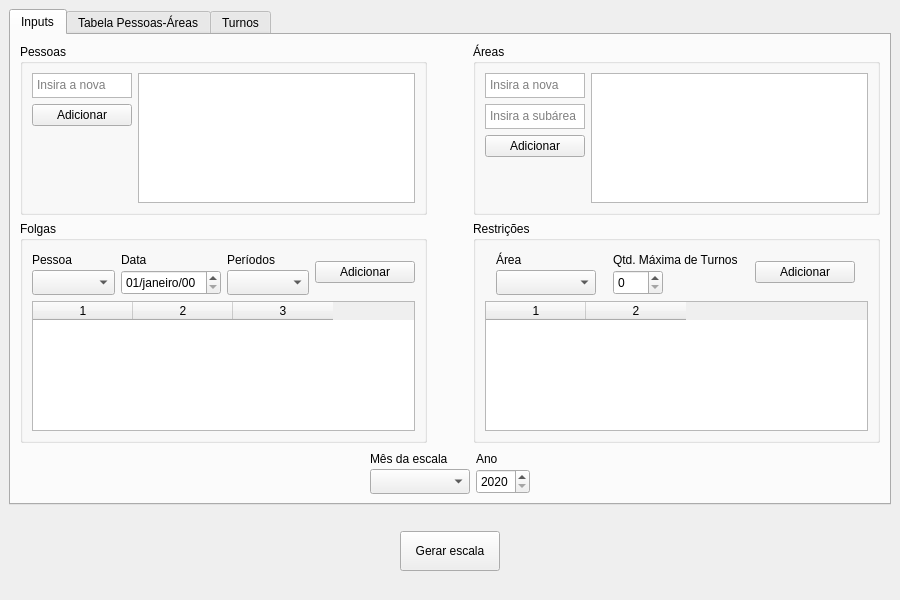
Before: the Qt Designer form src/main_window.ui in brenerrr/distribuidor_escalas_residencia, drawn with Qt 5.
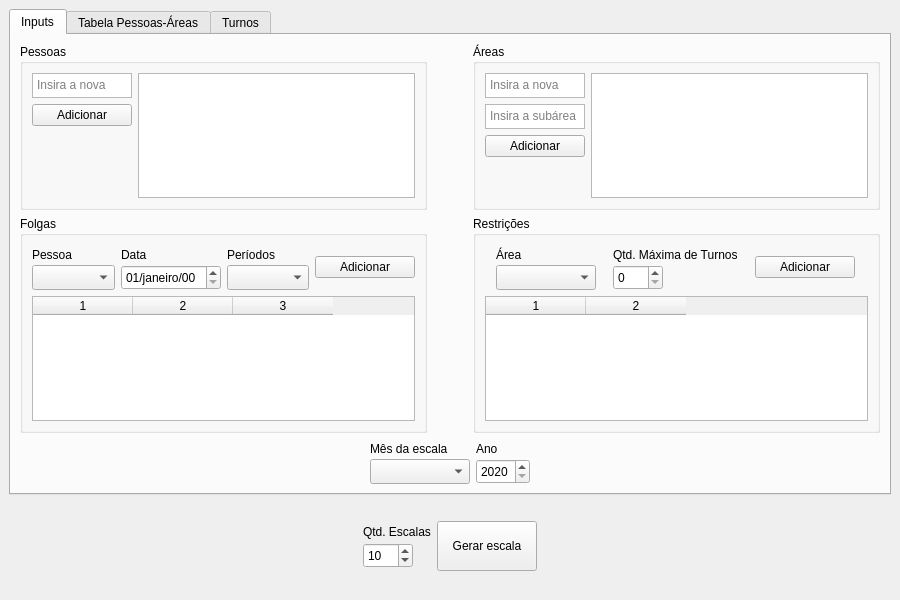
After: the same form once the commit is applied.

Commit message: Added spin box to control the number of generated solutions

Diff of the .ui file:
```diff
--- a/src/main_window.ui
+++ b/src/main_window.ui
@@ -1709,6 +1709,82 @@
     </item>
     <item>
      <layout class="QHBoxLayout" name="horizontalLayout_20">
+      <item>
+       <spacer name="horizontalSpacer_2">
+        <property name="orientation">
+         <enum>Qt::Horizontal</enum>
+        </property>
+        <property name="sizeHint" stdset="0">
+         <size>
+          <width>40</width>
+          <height>20</height>
+         </size>
+        </property>
+       </spacer>
+      </item>
+      <item>
+       <layout class="QVBoxLayout" name="verticalLayout_15">
+        <property name="spacing">
+         <number>0</number>
+        </property>
+        <property name="rightMargin">
+         <number>0</number>
+        </property>
+        <item>
+         <widget class="QLabel" name="label">
+          <property name="sizePolicy">
+           <sizepolicy hsizetype="Preferred" vsizetype="Maximum">
+            <horstretch>0</horstretch>
+            <verstretch>0</verstretch>
+           </sizepolicy>
+          </property>
+          <property name="maximumSize">
+           <size>
+            <width>16777213</width>
+            <height>20</height>
+           </size>
+          </property>
+          <property name="text">
+           <string>Qtd. Escalas</string>
+          </property>
+         </widget>
+        </item>
+        <item>
+         <widget class="QSpinBox" name="sb_nSolutions">
+          <property name="sizePolicy">
+           <sizepolicy hsizetype="Fixed" vsizetype="Fixed">
+            <horstretch>0</horstretch>
+            <verstretch>0</verstretch>
+           </sizepolicy>
+          </property>
+          <property name="minimumSize">
+           <size>
+            <width>0</width>
+            <height>25</height>
+           </size>
+          </property>
+          <property name="maximumSize">
+           <size>
+            <width>50</width>
+            <height>25</height>
+           </size>
+          </property>
+          <property name="toolTip">
+           <string>&lt;html&gt;&lt;head/&gt;&lt;body&gt;&lt;p&gt;Quanto maior esse valor, maior a chance dos turnos serem bem distribuídos, mas o tempo de execução do programa também será maior.&lt;/p&gt;&lt;/body&gt;&lt;/html&gt;</string>
+          </property>
+          <property name="minimum">
+           <number>1</number>
+          </property>
+          <property name="maximum">
+           <number>50</number>
+          </property>
+          <property name="value">
+           <number>10</number>
+          </property>
+         </widget>
+        </item>
+       </layout>
+      </item>
       <item>
        <widget class="QPushButton" name="button_executeManager">
         <property name="sizePolicy">
@@ -1720,13 +1796,13 @@
         <property name="minimumSize">
          <size>
           <width>100</width>
-          <height>40</height>
+          <height>50</height>
          </size>
         </property>
         <property name="maximumSize">
          <size>
           <width>100</width>
-          <height>40</height>
+          <height>50</height>
          </size>
         </property>
         <property name="text">
@@ -1740,6 +1816,19 @@
         </property>
        </widget>
       </item>
+      <item>
+       <spacer name="horizontalSpacer">
+        <property name="orientation">
+         <enum>Qt::Horizontal</enum>
+        </property>
+        <property name="sizeHint" stdset="0">
+         <size>
+          <width>40</width>
+          <height>20</height>
+         </size>
+        </property>
+       </spacer>
+      </item>
      </layout>
     </item>
     <item>
```
The commit also changes 2 other files.
